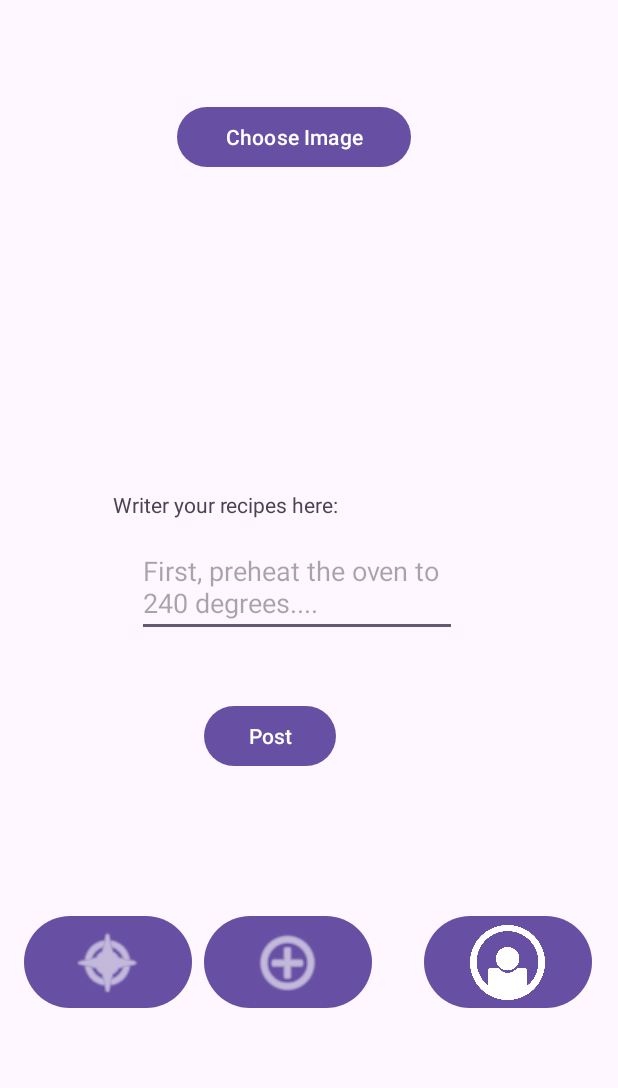
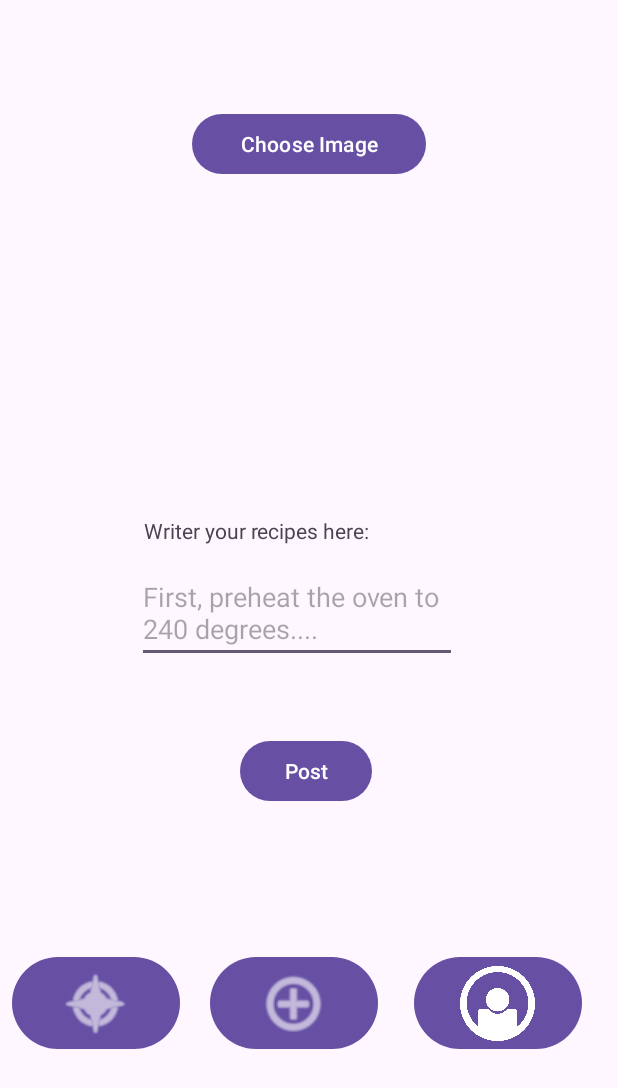
Before and after one commit to tamimisa/MyApplication, an Android app: the AddPost screen opened directly, with no data from a screen before it, on a phone screen of 412 x 824 dp. Shown: the top 1088 px of the screen. Run offline under Robolectric (Android 15) with nearby library versions, the phone set to English and light mode, and no system bars.

Commit message:
add scroll in Add post page

```diff
--- a/app/src/main/res/layout/activity_add_post.xml
+++ b/app/src/main/res/layout/activity_add_post.xml
@@ -1,17 +1,26 @@
 <?xml version="1.0" encoding="utf-8"?>
-<androidx.constraintlayout.widget.ConstraintLayout xmlns:android="http://schemas.android.com/apk/res/android"
+<ScrollView
+    xmlns:android="http://schemas.android.com/apk/res/android"
     xmlns:app="http://schemas.android.com/apk/res-auto"
     xmlns:tools="http://schemas.android.com/tools"
     android:layout_width="match_parent"
-    android:layout_height="match_parent"
+    android:layout_height="match_parent">
+
+    <androidx.constraintlayout.widget.ConstraintLayout
+        android:layout_width="match_parent"
+        android:layout_height="wrap_content"
+        android:scrollbarAlwaysDrawVerticalTrack="true"
+        android:scrollbars="vertical"
+        android:verticalScrollbarPosition="right"
         tools:context=".AddPost">
+
 
         <Button
             android:id="@+id/mypostbtn2"
             android:layout_width="112dp"
             android:layout_height="69dp"
-        android:layout_marginTop="182dp"
-        android:layout_marginEnd="17dp"
+            android:layout_marginTop="192dp"
+            android:layout_marginEnd="24dp"
             android:contentDescription="View My Posts"
             app:icon="@drawable/user"
             app:iconGravity="textStart"
@@ -25,8 +34,8 @@
             android:id="@+id/expbtn2"
             android:layout_width="112dp"
             android:layout_height="69dp"
-        android:layout_marginStart="16dp"
-        android:layout_marginTop="182dp"
+            android:layout_marginStart="8dp"
+            android:layout_marginTop="192dp"
             android:contentDescription="Explore Other's Posts"
             android:isScrollContainer="false"
             android:pointerIcon="none"
@@ -42,8 +51,8 @@
             android:id="@+id/addbtn2"
             android:layout_width="112dp"
             android:layout_height="69dp"
-        android:layout_marginStart="8dp"
-        android:layout_marginTop="92dp"
+            android:layout_marginStart="20dp"
+            android:layout_marginTop="96dp"
             android:contentDescription="Add A New Post"
             app:icon="@android:drawable/ic_menu_add"
             app:iconGravity="textStart"
@@ -56,7 +65,7 @@
             android:id="@+id/img_url"
             android:layout_width="214dp"
             android:layout_height="33dp"
-        android:layout_marginStart="88dp"
+            android:layout_marginStart="100dp"
             android:layout_marginTop="152dp"
             android:ems="10"
             android:hint="Enter Image Url"
@@ -86,8 +95,8 @@
             android:id="@+id/textView"
             android:layout_width="wrap_content"
             android:layout_height="wrap_content"
-        android:layout_marginStart="75dp"
-        android:layout_marginTop="71dp"
+            android:layout_marginStart="96dp"
+            android:layout_marginTop="72dp"
             android:text="Writer your recipes here:"
             app:layout_constraintStart_toStartOf="parent"
             app:layout_constraintTop_toBottomOf="@+id/imageView" />
@@ -96,8 +105,8 @@
             android:id="@+id/insertbtn"
             android:layout_width="wrap_content"
             android:layout_height="wrap_content"
-        android:layout_marginStart="136dp"
-        android:layout_marginTop="42dp"
+            android:layout_marginStart="160dp"
+            android:layout_marginTop="48dp"
             android:onClick="onPostButtonClick"
             android:text="Post"
             app:iconPadding="0dp"
@@ -108,8 +117,8 @@
             android:id="@+id/picker"
             android:layout_width="156dp"
             android:layout_height="0dp"
-        android:layout_marginStart="118dp"
-        android:layout_marginTop="67dp"
+            android:layout_marginStart="128dp"
+            android:layout_marginTop="72dp"
             android:onClick="onImagePickerButtonClick"
             android:text="Choose Image"
             app:layout_constraintStart_toStartOf="parent"
@@ -119,10 +128,11 @@
             android:id="@+id/imageView"
             android:layout_width="107dp"
             android:layout_height="116dp"
-        android:layout_marginTop="24dp"
-        android:layout_marginEnd="148dp"
+            android:layout_marginTop="36dp"
+            android:layout_marginEnd="152dp"
             app:layout_constraintEnd_toEndOf="parent"
             app:layout_constraintTop_toBottomOf="@+id/picker"
             tools:srcCompat="@tools:sample/avatars" />
 
     </androidx.constraintlayout.widget.ConstraintLayout>
+</ScrollView>
```
Lines whose indentation alone changed are shown as unchanged.
